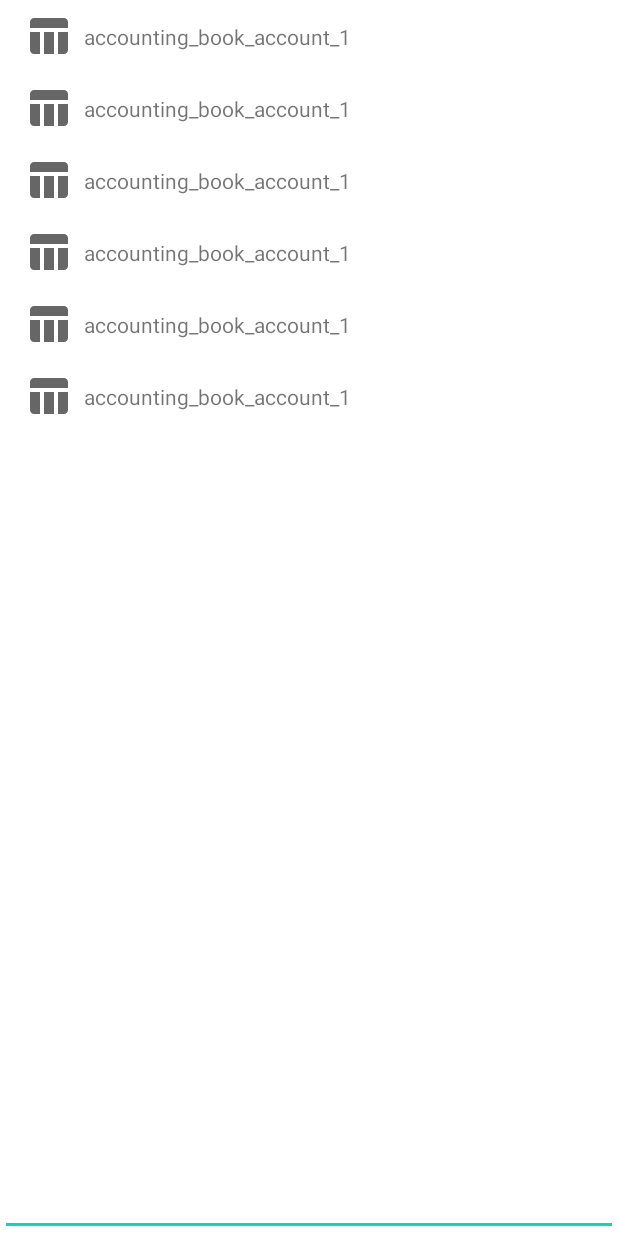
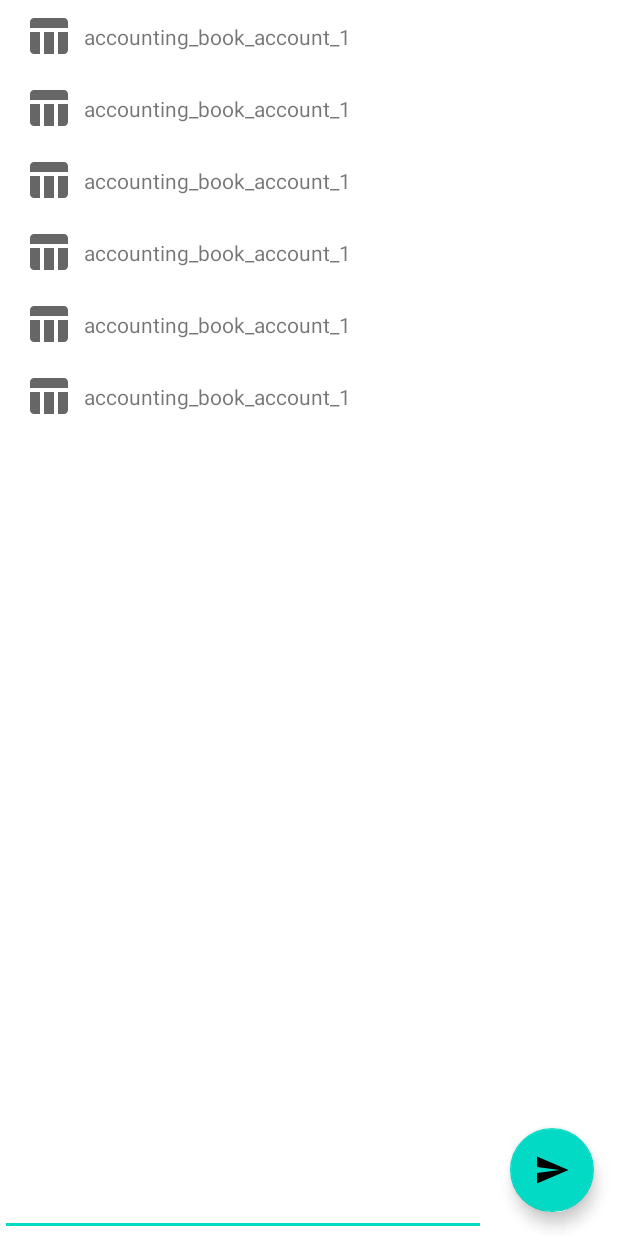
Before and after one commit to egon12/DeveloperHelper, an Android app: the layout fragment_database.xml on its own in the app's theme, with its tools: preview values and no code run, on a phone screen of 412 x 824 dp. Run offline under Robolectric (Android 15) with nearby library versions, the phone set to English and light mode, and no system bars.

Commit message:
WIP Refactor 5

```diff
--- a/app/src/main/java/com/egon12/developerhelper/viewModel/TableViewModel.kt
+++ b/app/src/main/java/com/egon12/developerhelper/viewModel/TableViewModel.kt
@@ -17,7 +17,8 @@ class TableViewModel(private val scope: CoroutineScope) {
     private var allTables: List<Table> = emptyList()
 
     fun search(s: String) {
-        _data.postValue(allTables.filter { it.name.contains(s) })
+        val cleanS = s.trim().toLowerCase()
+        _data.postValue(allTables.filter { it.name.toLowerCase().contains(cleanS) })
     }
 
     fun reload() {
--- /dev/null
+++ b/app/src/main/res/drawable/ic_baseline_send_24.xml
@@ -0,0 +1,11 @@
+<vector xmlns:android="http://schemas.android.com/apk/res/android"
+    android:width="24dp"
+    android:height="24dp"
+    android:autoMirrored="true"
+    android:tint="?attr/colorControlNormal"
+    android:viewportWidth="24"
+    android:viewportHeight="24">
+    <path
+        android:fillColor="@android:color/white"
+        android:pathData="M2.01,21L23,12 2.01,3 2,10l15,2 -15,2z" />
+</vector>
--- a/app/src/main/res/layout/fragment_database.xml
+++ b/app/src/main/res/layout/fragment_database.xml
@@ -8,11 +8,23 @@
 
     <androidx.appcompat.widget.AppCompatEditText
         android:id="@+id/edit_query"
-        android:layout_width="match_parent"
+        android:layout_width="0dp"
         android:layout_height="wrap_content"
         app:layout_constraintBottom_toBottomOf="parent"
         app:layout_constraintLeft_toLeftOf="parent"
-        app:layout_constraintRight_toRightOf="parent" />
+        app:layout_constraintRight_toLeftOf="@id/btn_execute" />
+
+    <com.google.android.material.floatingactionbutton.FloatingActionButton
+        android:id="@+id/btn_execute"
+        android:layout_width="wrap_content"
+        android:layout_height="wrap_content"
+        android:layout_margin="16dp"
+        android:background="?attr/colorAccent"
+        android:padding="16dp"
+        app:layout_constraintBottom_toBottomOf="parent"
+        app:layout_constraintLeft_toRightOf="@id/edit_query"
+        app:layout_constraintRight_toRightOf="parent"
+        app:srcCompat="@drawable/ic_baseline_send_24" />
 
     <androidx.recyclerview.widget.RecyclerView
         android:id="@+id/rv_table"
```
Also changed, not shown: app/src/main/java/com/egon12/developerhelper/Database.kt (+15 -3 lines), app/src/main/java/com/egon12/developerhelper/DatabaseFragment.kt (+14 -2 lines), app/src/main/java/com/egon12/developerhelper/DatabaseViewModel.kt (+27 -1 lines), app/src/main/java/com/egon12/developerhelper/TableFragment.kt (+8 -0 lines), app/src/main/res/layout/fragment_table.xml (+16 -2 lines).
